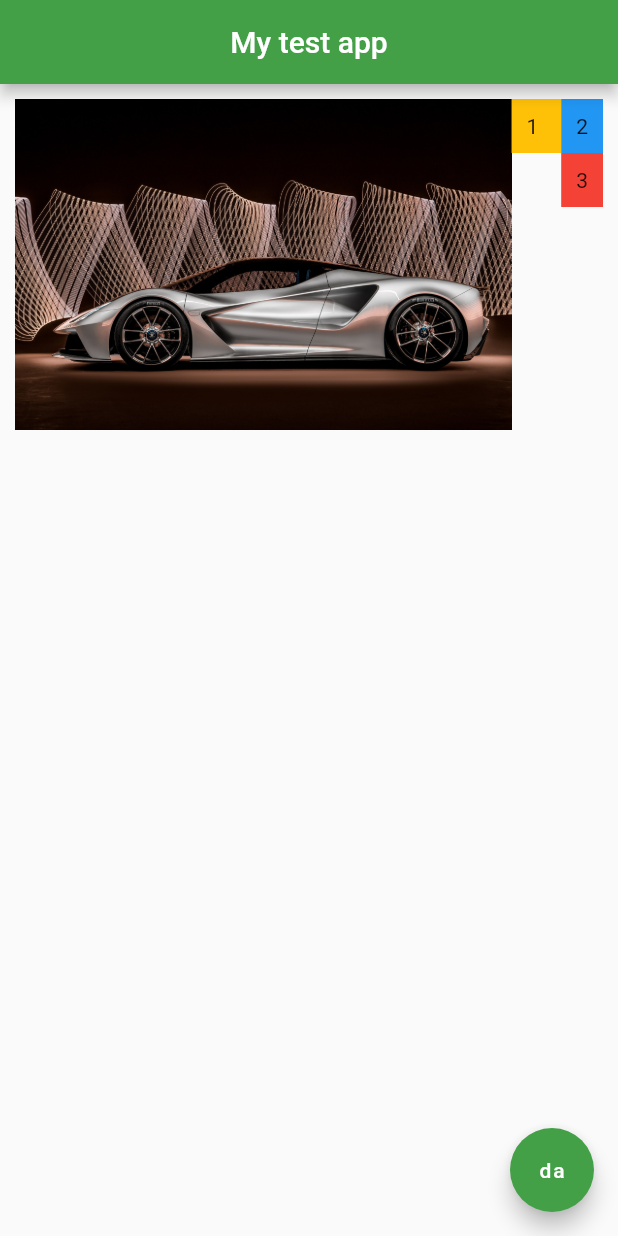
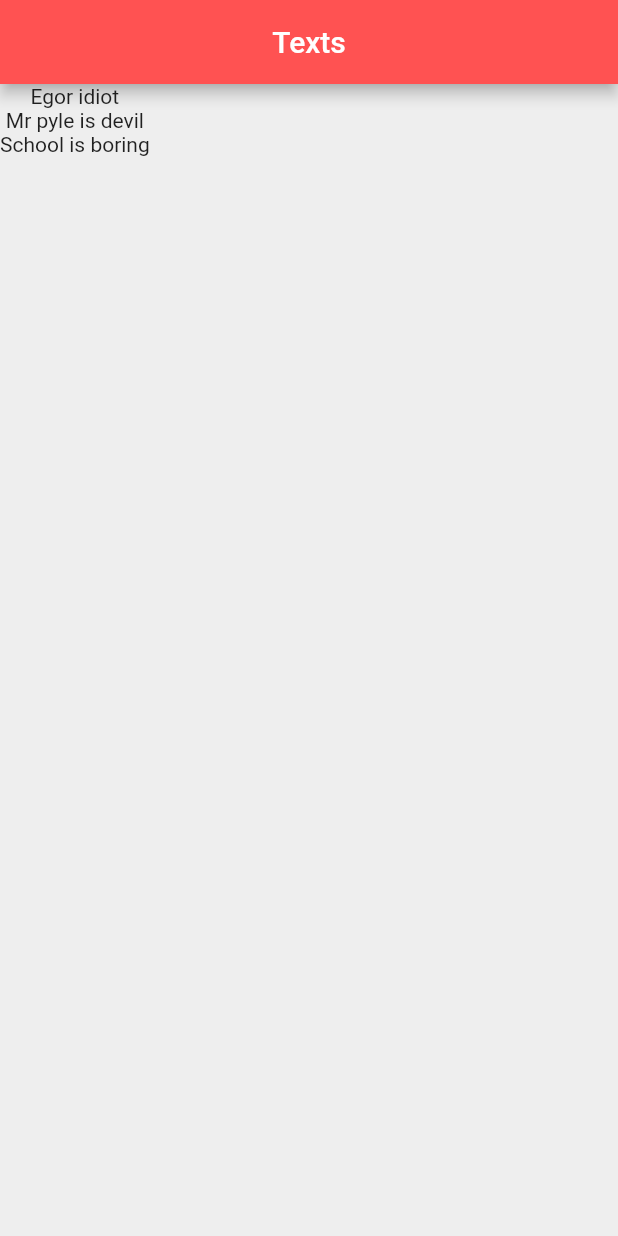
Before and after one commit to vladimirmak02/fluttertest, a Flutter app: the screen it shows after launch, on a phone screen of 412 x 824 dp. Run offline on Flutter 3.47's test engine with Material 2 defaults, Android fonts, the phone set to English and light mode, and no system bars.

Commit message:
started testing and working. followed tutorial

```diff
--- a/lib/main.dart
+++ b/lib/main.dart
@@ -1,81 +1,35 @@
-import 'package:flutter/cupertino.dart';
 import 'package:flutter/material.dart';
 
-void main() => runApp(MaterialApp(home: Home()));
+void main() => runApp(MaterialApp(
+      home: Home(),
+    ));
 
-class Home extends StatelessWidget {
+class Home extends StatefulWidget {
+  @override
+  _HomeState createState() => _HomeState();
+}
+
+class _HomeState extends State<Home> {
+
+  List<String> alltexts = [
+    'Egor idiot',
+    'Mr pyle is devil',
+    'School is boring',
+  ];
+
   @override
   Widget build(BuildContext context) {
     return Scaffold(
+      backgroundColor: Colors.grey[200],
       appBar: AppBar(
-        title: Text('My test app'),
+        title: Text("Texts"),
         centerTitle: true,
-        backgroundColor: Colors.green[600],
+        backgroundColor: Colors.redAccent,
       ),
-      body: Padding(
-        padding: const EdgeInsets.symmetric(vertical: 10, horizontal: 10),
-        child: Row(
-          mainAxisAlignment: MainAxisAlignment.spaceEvenly,
-          crossAxisAlignment: CrossAxisAlignment.start,
-          children: <Widget>[
-            Expanded(
-                flex: 10,
-                child: Image.asset('assets/car.jpg')),
-            Expanded(
-
-              child: Container(
-                padding: EdgeInsets.all(10),
-                color: Colors.amber,
-                child: Text('1'),
-              ),
-            ),
-            Column(
-              mainAxisAlignment: MainAxisAlignment.start,
-              children: <Widget>[
-                Container(
-                  padding: EdgeInsets.all(10),
-                  color: Colors.blue,
-                  child: Text('2'),
-                ),
-                Container(
-                  padding: EdgeInsets.all(10),
-                  color: Colors.red,
-                  child: Text('3'),
-                ),
-              ],
-            ),
-          ],
-        ),
-      ),
-      /*Center(
-        child: IconButton(
-          onPressed: () {
-            print("wow");
-          },
-          icon: Icon(Icons.email),
-          color: Colors.greenAccent,
-        ),
-        Icon(
-          Icons.airline_seat_legroom_normal,
-          color: Colors.greenAccent,
-          size: 50,
-        ),
-        Image.asset('assets/car.jpg'),
-
-        child: Text(
-          'ti debil',
-          style: TextStyle(
-              fontSize: 30,
-              fontWeight: FontWeight.bold,
-              letterSpacing: 2,
-              color: Colors.black38,
-              fontFamily: 'Oxanium'),
-        ),
-      ),*/
-      floatingActionButton: FloatingActionButton(
-        onPressed: () {},
-        child: Text('da'),
-        backgroundColor: Colors.green[600],
+      body: Column(
+        children: alltexts.map((tempText){
+          return Text(tempText);
+        }).toList(),
       ),
     );
   }
```
